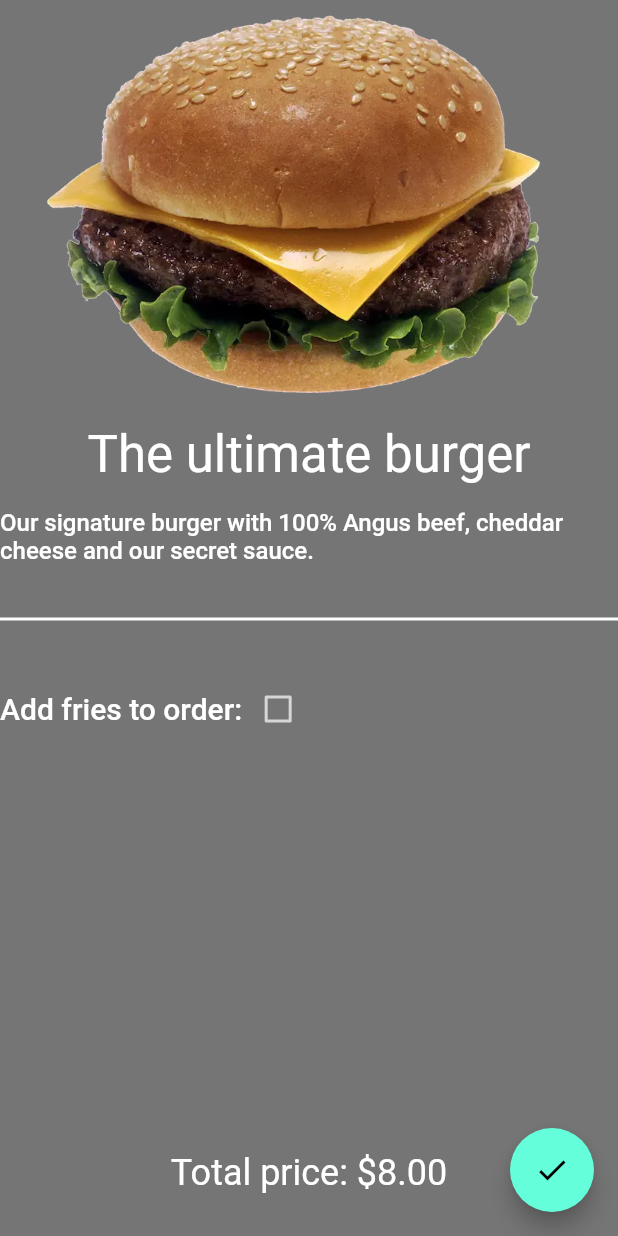
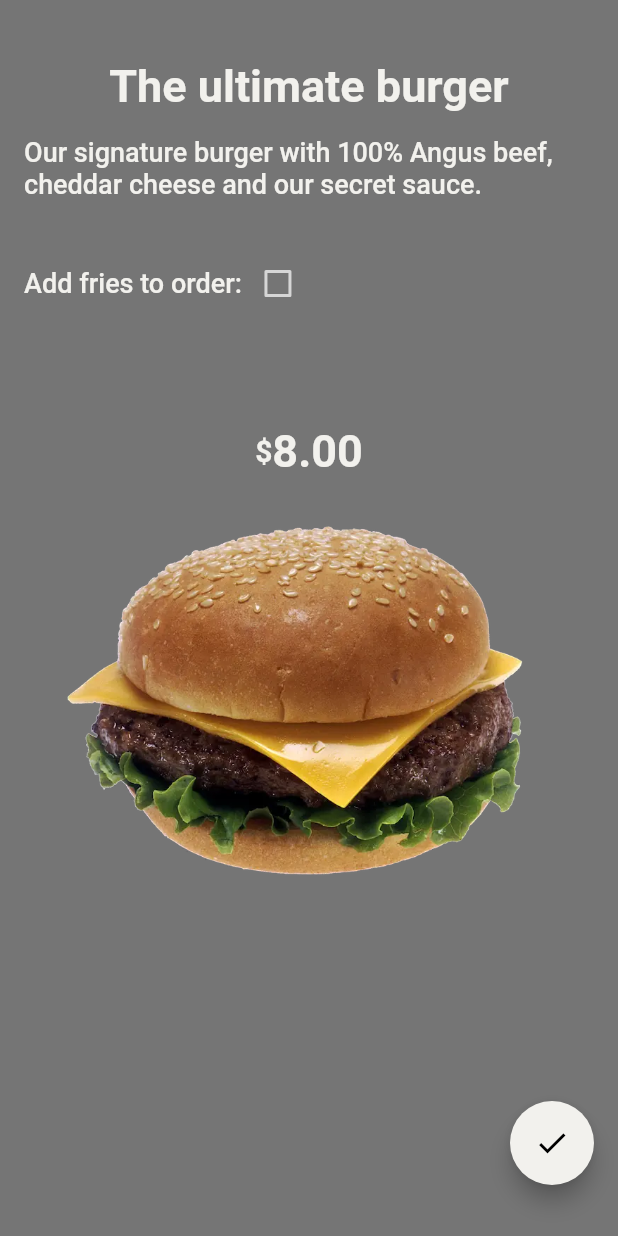
Before and after one commit to remonh87/comfortfood, a Flutter app: the screen it shows after launch, on a phone screen of 412 x 824 dp. Run offline on Flutter 3.47's test engine with Material 2 defaults, Android fonts, the phone set to English and light mode, and no system bars.

Commit message:
improve layout burgers

```diff
--- a/burgers/lib/main.dart
+++ b/burgers/lib/main.dart
@@ -11,10 +11,19 @@ class MyApp extends StatelessWidget {
       title: 'Flutter Demo',
       theme: ThemeData.dark().copyWith(
         textTheme: TextTheme(
-          headline4: TextStyle(color: Colors.white),
-          headline5: TextStyle(color: Colors.white),
-          headline6: TextStyle(color: Colors.white),
-          bodyText1: TextStyle(color: Colors.white, fontSize: 16.0),
+          headline1: TextStyle(
+            color: Color.fromARGB(255, 242, 241, 237),
+            fontSize: 30.0,
+            fontWeight: FontWeight.bold,
+          ),
+          headline2: TextStyle(
+            color: Color.fromARGB(255, 242, 241, 237),
+            fontSize: 20.0,
+            fontWeight: FontWeight.bold,
+
+          ),
+          bodyText1: TextStyle(
+              color: Color.fromARGB(255, 242, 241, 237), fontSize: 18.0),
         ),
       ),
       home: MyHomePage(),
@@ -25,7 +34,6 @@ class MyApp extends StatelessWidget {
 class MyHomePage extends StatefulWidget {
   MyHomePage({Key key}) : super(key: key);
 
-
   @override
   _MyHomePageState createState() => _MyHomePageState();
 }
@@ -34,8 +42,7 @@ class _MyHomePageState extends State<MyHomePage> {
   final _burgerPrice = 8.00;
   double _price;
   bool _hasFries;
-  static const platformChannel= MethodChannel('comfortfoodChannel');
-
+  static const platformChannel = MethodChannel('comfortfoodChannel');
 
   @override
   void initState() {
@@ -51,7 +58,7 @@ class _MyHomePageState extends State<MyHomePage> {
     });
   }
 
-  Future<void> completeOrder() async{
+  Future<void> completeOrder() async {
     await platformChannel.invokeMethod('completeOrder', _price);
 
     SystemChannels.platform.invokeMethod<void>('SystemNavigator.pop');
@@ -63,34 +70,28 @@ class _MyHomePageState extends State<MyHomePage> {
     return Scaffold(
       backgroundColor: Colors.black54,
       body: SafeArea(
+        child: Padding(
+          padding: const EdgeInsetsDirectional.fromSTEB(16.0, 40.0, 16.0, 0.0),
           child: Column(
             children: <Widget>[
-            Image.asset('assets/images/burger.webp'),
+              Text(
+                'The ultimate burger',
+                style: textTheme.headline1,
+              ),
               Padding(
-              padding: const EdgeInsets.only(top: 8.0, bottom: 16.0),
+                padding: const EdgeInsets.only(top: 16.0),
                 child: Text(
-                'The ultimate burger',
-                style: textTheme.headline4,
-              ),
-            ),
-            Text(
                   "Our signature burger with 100% Angus beef, cheddar cheese and our secret sauce.",
                   style: textTheme.bodyText1,
                 ),
-            Padding(
-              padding: const EdgeInsets.only(top: 28.0),
-              child: Divider(
-                color: Colors.white,
-                thickness: 2,
-              ),
               ),
               Padding(
-              padding: const EdgeInsets.only(top: 28.0),
+                padding: const EdgeInsets.only(top: 32.0),
                 child: Row(
                   children: <Widget>[
                     Text(
                       "Add fries to order:",
-                    style: textTheme.headline6,
+                      style: textTheme.bodyText1,
                     ),
                     Checkbox(
                       onChanged: (value) =>
@@ -100,25 +101,41 @@ class _MyHomePageState extends State<MyHomePage> {
                   ],
                 ),
               ),
-            Expanded(
-              child: Align(
-                alignment: Alignment.bottomCenter,
-                child: Padding(
-                  padding: const EdgeInsets.only(bottom: 28.0),
+              Padding(
+                padding: const EdgeInsets.only(top: 70.0),
+                child: Row(
+                  mainAxisAlignment: MainAxisAlignment.center,
+                  children: [
+                    Align(
+                      alignment: Alignment.topCenter,
                       child: Text(
-                    'Total price: \$${_price}0',
-                    style: textTheme.headline5,
+                        '\$',
+                        style: textTheme.headline2,
+                      ),
+                    ),
+                    Text(
+                      '${_price}0',
+                      style: textTheme.headline1,
+                    ),
+                  ],
+                ),
+              ),
+              SizedBox(
+                  width: double.infinity,
+                  height: 300,
+                  child: Image.asset('assets/images/burger.webp')),
+            ],
           ),
         ),
       ),
-            )
-          ],
-        ),
-      ),
-      floatingActionButton: FloatingActionButton(
+      floatingActionButton: Padding(
+        padding: const EdgeInsets.only(bottom: 18.0),
+        child: FloatingActionButton(
           onPressed: completeOrder,
+          backgroundColor: Color.fromARGB(255, 242, 241, 237),
           tooltip: 'Order',
           child: Icon(Icons.check),
+        ),
       ), // This trailing comma makes auto-formatting nicer for build methods.
     );
   }
```
Also changed, not shown: burgers/pubspec.lock, 1 other file. Lines whose indentation alone changed are shown as unchanged.
